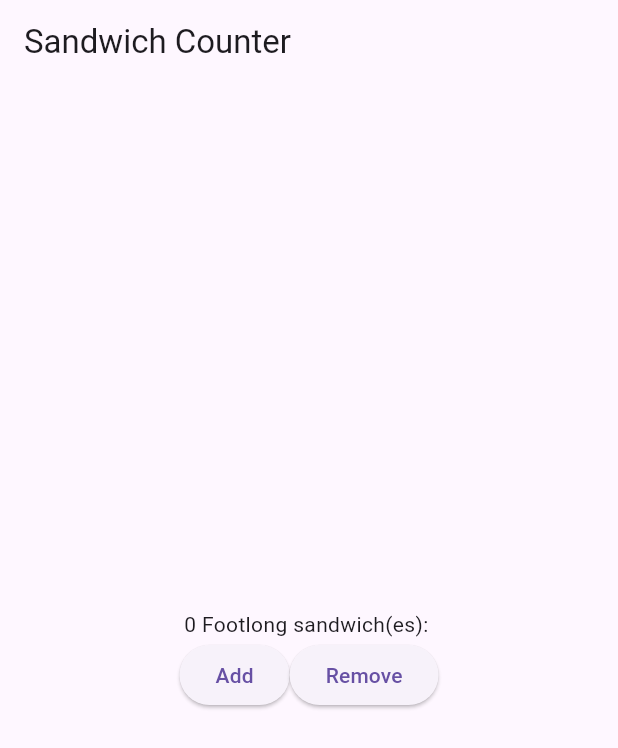
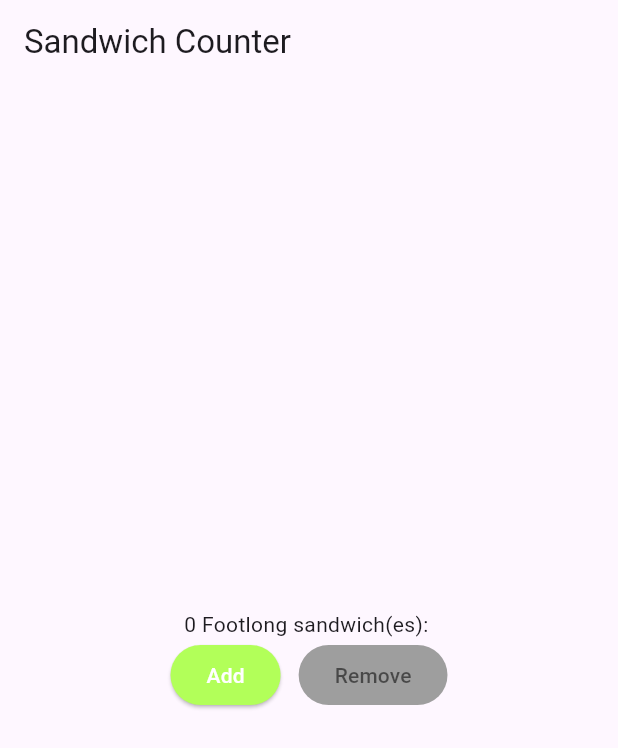
Before and after one commit to Rakib-208/flutter_prog, a Flutter app: the screen it shows after launch, on a phone screen of 412 x 824 dp. Shown: the top 748 px of the screen. Run offline on Flutter 3.47's test engine with Material 3 defaults, Android fonts, the phone set to English and light mode, and no system bars.

Commit message:
ws2 ex1&2 implement add and remove button color and made them unclickable when the couter limit hits.

```diff
--- a/lib/main.dart
+++ b/lib/main.dart
@@ -53,6 +53,9 @@ class _OrderScreenState extends State<OrderScreen> {
 
   @override
   Widget build(BuildContext context) {
+    final isAddDisabled = _quantity >= widget.maxQuantity;
+    final isRemoveDisabled = _quantity <= 0;
+
     return Scaffold(
       appBar: AppBar(title: const Text('Sandwich Counter')),
       body: Center(
@@ -64,11 +67,48 @@ class _OrderScreenState extends State<OrderScreen> {
               mainAxisAlignment: MainAxisAlignment.center,
               children: [
                 ElevatedButton(
-                  onPressed: _increaseQuantity,
+                  onPressed: isAddDisabled ? null : _increaseQuantity,
+                  style: ButtonStyle(
+                    backgroundColor: MaterialStateProperty.resolveWith<Color>((
+                      states,
+                    ) {
+                      if (states.contains(MaterialState.disabled)) {
+                        return Colors.grey;
+                      }
+                      return Colors.lightGreenAccent;
+                    }),
+                    foregroundColor: MaterialStateProperty.resolveWith<Color>((
+                      states,
+                    ) {
+                      if (states.contains(MaterialState.disabled)) {
+                        return Colors.black54;
+                      }
+                      return Colors.white;
+                    }),
+                  ),
                   child: const Text('Add'),
                 ),
+                const SizedBox(width: 12),
                 ElevatedButton(
-                  onPressed: _decreaseQuantity,
+                  onPressed: isRemoveDisabled ? null : _decreaseQuantity,
+                  style: ButtonStyle(
+                    backgroundColor: MaterialStateProperty.resolveWith<Color>((
+                      states,
+                    ) {
+                      if (states.contains(MaterialState.disabled)) {
+                        return Colors.grey;
+                      }
+                      return Colors.red;
+                    }),
+                    foregroundColor: MaterialStateProperty.resolveWith<Color>((
+                      states,
+                    ) {
+                      if (states.contains(MaterialState.disabled)) {
+                        return Colors.black54;
+                      }
+                      return Colors.white;
+                    }),
+                  ),
                   child: const Text('Remove'),
                 ),
               ],
```
